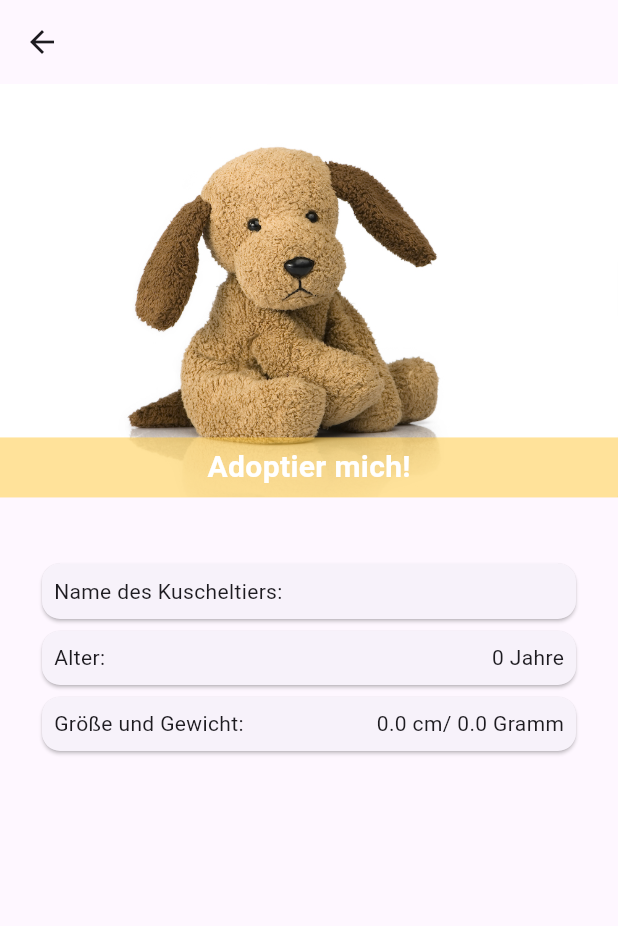
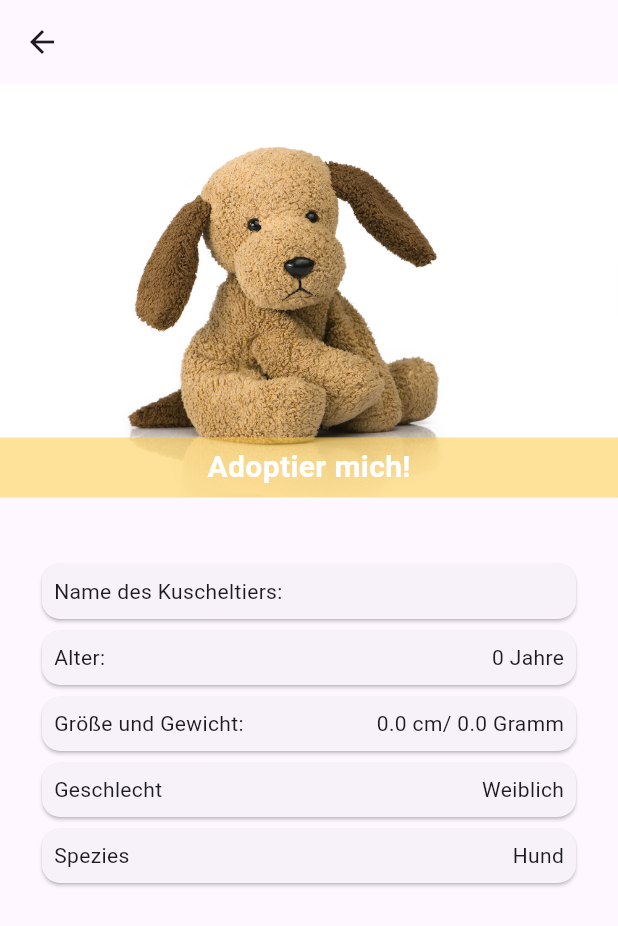
Before and after one commit to eike-zink/PummelTheFish, a Flutter app: the DetailPetScreen screen opened directly with empty values, on a phone screen of 412 x 824 dp. Shown: the top 926 px of the screen. Run offline on Flutter 3.47's test engine with Material 3 defaults, Android fonts, the phone set to English and light mode, and no system bars.

Commit message:
Start with Chapter 14

```diff
--- a/lib/data/models/pet.dart
+++ b/lib/data/models/pet.dart
@@ -1,6 +1,15 @@
 import 'package:pummel_the_fish/data/models/owner.dart';
 
-enum Species { dog, cat, bird, fish }
+enum Species {
+  dog('Hund'),
+  cat('Katze'),
+  bird('Vogel'),
+  fish('Fisch');
+
+  final String label;
+
+  const Species(this.label);
+}
 
 class Pet {
   final String id;
--- a/lib/screens/detail_pet_screen.dart
+++ b/lib/screens/detail_pet_screen.dart
@@ -58,6 +58,11 @@ class DetailPetScreen extends StatelessWidget {
                     labelText: 'Größe und Gewicht:',
                     infoText: '${pet.height} cm/ ${pet.weight} Gramm',
                   ),
+                  InfoCard(
+                    labelText: 'Geschlecht',
+                    infoText: pet.isFemale ? 'Weiblich' : 'Männlich',
+                  ),
+                  InfoCard(labelText: 'Spezies', infoText: pet.species.label)
                 ],
               ),
             ),
--- a/lib/screens/home_screen.dart
+++ b/lib/screens/home_screen.dart
@@ -36,7 +36,9 @@ class _HomeScreenState extends State<HomeScreen> {
           itemCount: pets.length,
           itemBuilder: (BuildContext context, int index) {
             return ListTile(
-              leading: const Icon(Icons.pets),
+              leading: Icon(
+                pets[index].isFemale ? Icons.female : Icons.male,
+              ),
               title: Text(pets[index].name),
               subtitle: Text('Alter ${pets[index].age} Jahre'),
               trailing: const Icon(Icons.chevron_right_rounded),
```
Also changed, not shown: lib/main.dart (+7 -6 lines), 18 other files.
